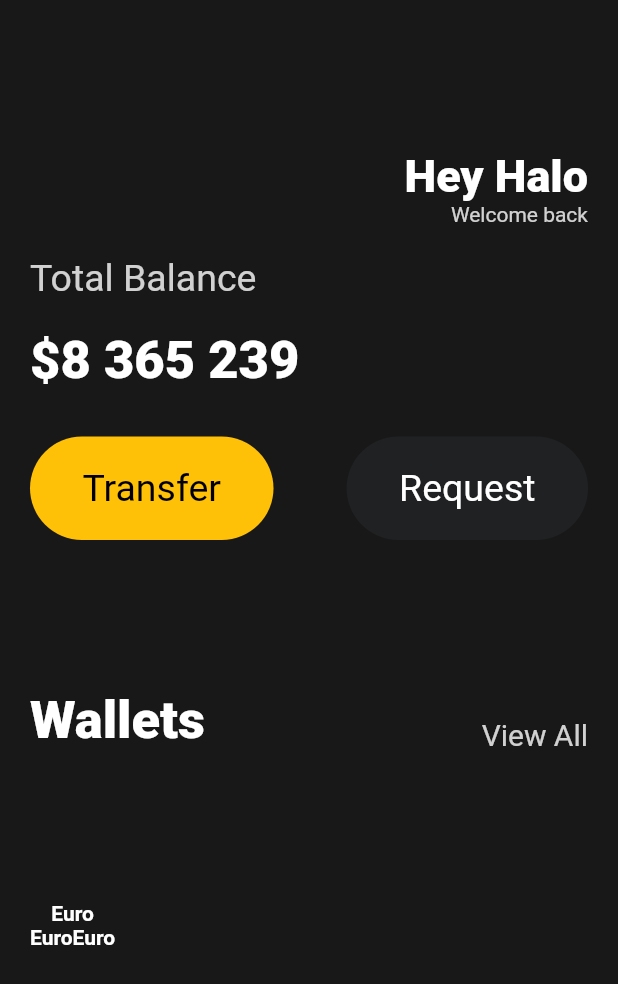
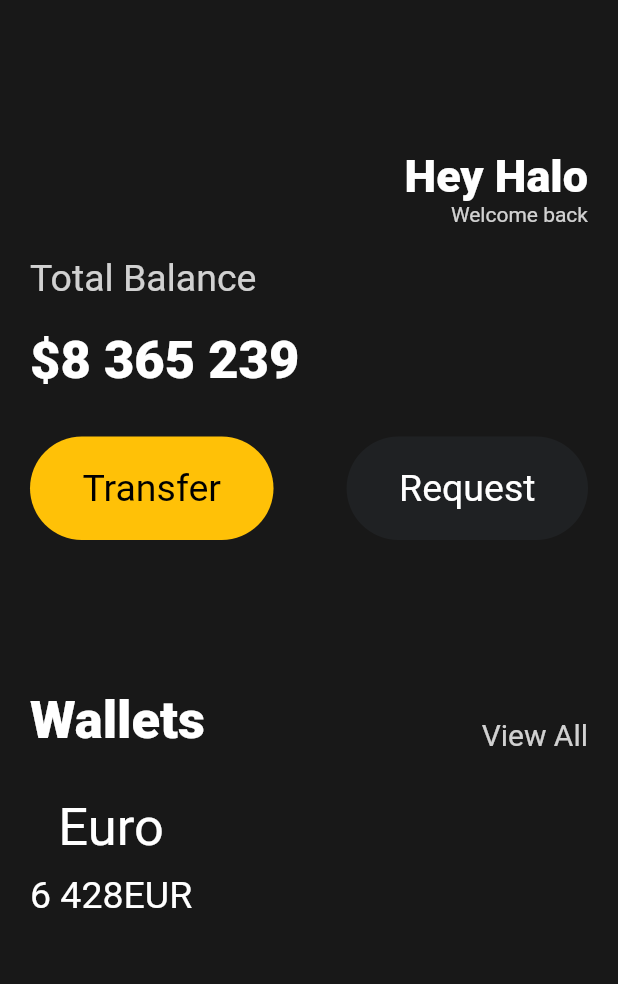
Before and after one commit to grootwo/Flutter-studying, a Flutter app: the screen it shows after launch, on a phone screen of 412 x 824 dp. Shown: the top 984 px of the screen. Run offline on Flutter 3.47's test engine with Material 2 defaults, Android fonts, the phone set to English and light mode, and no system bars.

Commit message:
Edit style

```diff
--- a/toonviewer/lib/main.dart
+++ b/toonviewer/lib/main.dart
@@ -111,7 +111,7 @@ class App extends StatelessWidget {
                   ],
                 ),
                 const SizedBox(
-                  height: 100,
+                  height: 30,
                 ),
                 Row(
                   children: [
@@ -121,23 +121,26 @@ class App extends StatelessWidget {
                           "Euro",
                           style: TextStyle(
                             color: Colors.white,
-                            fontWeight: FontWeight.w600,
+                            fontSize: 35,
                           ),
                         ),
                         Row(
                           children: const [
                             Text(
-                              "Euro",
+                              "6 428",
                               style: TextStyle(
                                 color: Colors.white,
-                                fontWeight: FontWeight.w600,
+                                fontSize: 25,
                               ),
                             ),
+                            SizedBox(
+                              height: 50,
+                            ),
                             Text(
-                              "Euro",
+                              "EUR",
                               style: TextStyle(
                                 color: Colors.white,
-                                fontWeight: FontWeight.w600,
+                                fontSize: 25,
                               ),
                             ),
                           ],
```
